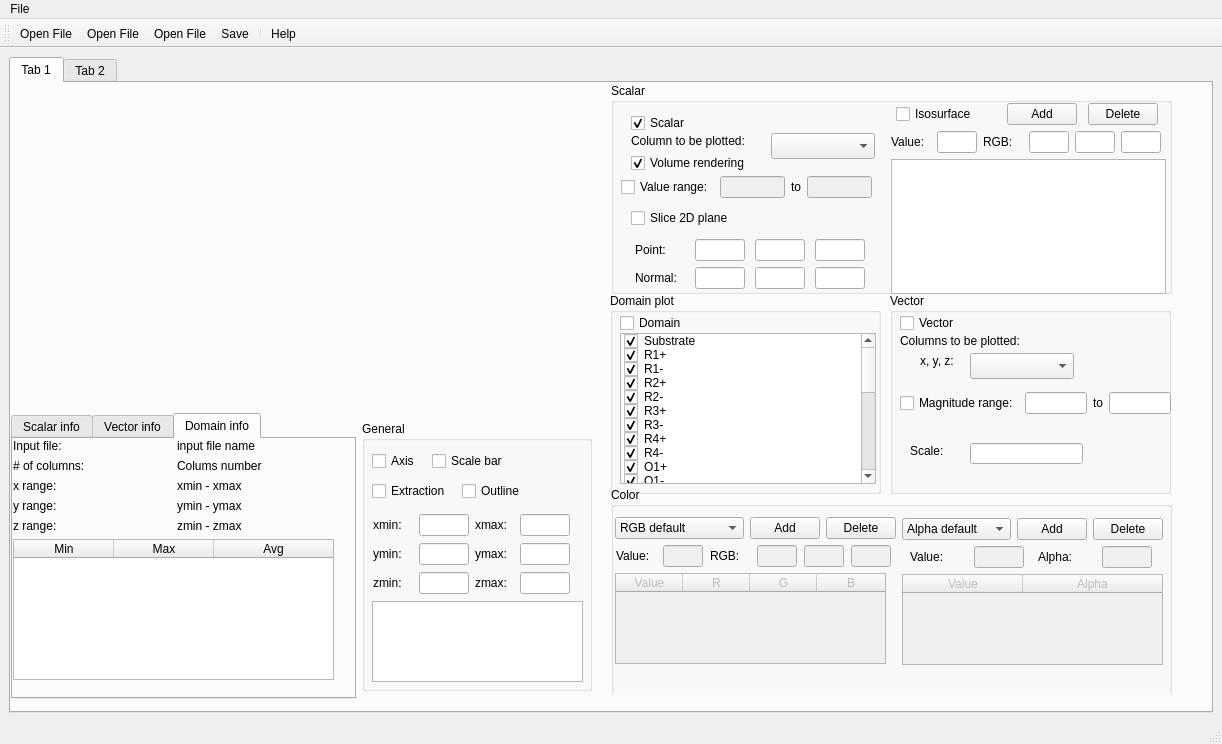
Qt form SimpleView.ui (billcxx/MUPRO-visualization) before a commit.
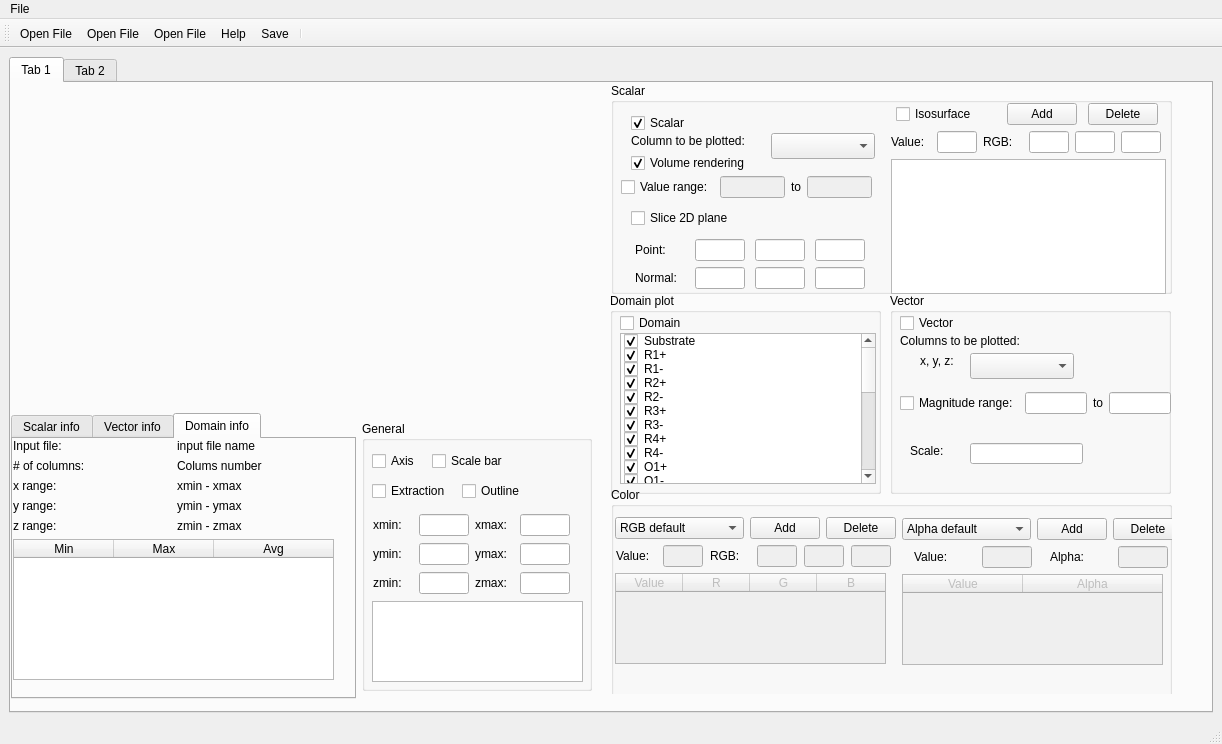
The same form after that commit. Icons and pictures are not drawn. Custom widgets are drawn as their Qt base class.

```diff
--- a/SimpleView.ui
+++ b/SimpleView.ui
@@ -991,7 +991,7 @@
            <rect>
             <x>291</x>
             <y>31</y>
-            <width>261</width>
+            <width>281</width>
             <height>171</height>
            </rect>
           </property>
@@ -2151,9 +2151,9 @@
    <addaction name="actionOpenFile_scalar"/>
    <addaction name="actionOpenFile_vector"/>
    <addaction name="actionOpenFile_domain"/>
+   <addaction name="actionRefresh"/>
    <addaction name="actionSave"/>
    <addaction name="separator"/>
-   <addaction name="actionRefresh"/>
   </widget>
   <action name="actionOpenFile_scalar">
    <property name="enabled">
```
Left out of the diff: 22 changed lines with no effect on the pictures.
